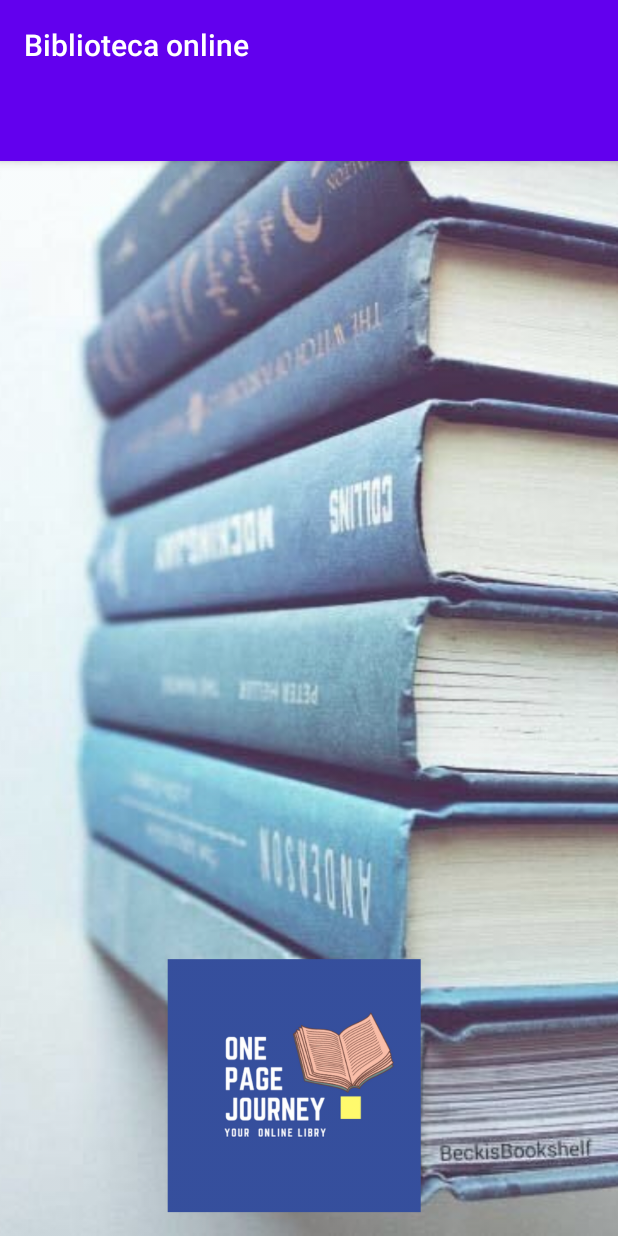
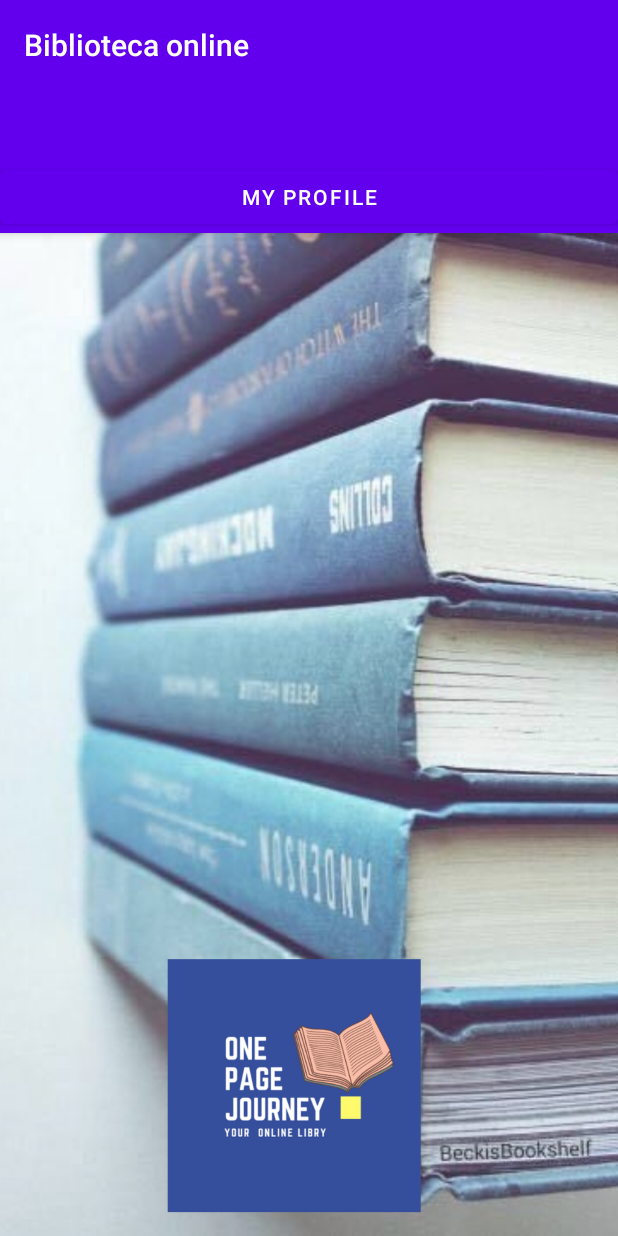
Before and after one commit to SabinaChiriac/Proiect-Android-2021, an Android app: the layout activity_main_menu.xml on its own in the app's theme, with its tools: preview values and no code run, on a phone screen of 412 x 824 dp. Run offline under Robolectric (Android 15) with nearby library versions, the phone set to English and light mode, and no system bars.

Commit message:
worked on layout and fixed some errors

```diff
--- a/app/src/main/java/com/example/bibliotecaonline/activities/ui/main/PlaceholderFragment.kt
+++ b/app/src/main/java/com/example/bibliotecaonline/activities/ui/main/PlaceholderFragment.kt
@@ -8,8 +8,8 @@ import android.widget.TextView
 import androidx.fragment.app.Fragment
 import androidx.lifecycle.Observer
 import androidx.lifecycle.ViewModelProvider
-import com.example.bibliotecaonline.activities.R
-import com.example.bibliotecaonline.activities.databinding.FragmentMainMenuBinding
+import com.example.bibliotecaonline.R
+import com.example.bibliotecaonline.databinding.FragmentMainMenuBinding
 
 /**
  * A placeholder fragment containing a simple view.
--- a/app/src/main/java/com/example/bibliotecaonline/activities/ui/main/SectionsPagerAdapter.kt
+++ b/app/src/main/java/com/example/bibliotecaonline/activities/ui/main/SectionsPagerAdapter.kt
@@ -4,7 +4,7 @@ import android.content.Context
 import androidx.fragment.app.Fragment
 import androidx.fragment.app.FragmentManager
 import androidx.fragment.app.FragmentPagerAdapter
-import com.example.bibliotecaonline.activities.R
+import com.example.bibliotecaonline.R
 
 private val TAB_TITLES = arrayOf(
     R.string.tab_text_1,
--- a/app/src/main/res/layout/activity_main_menu.xml
+++ b/app/src/main/res/layout/activity_main_menu.xml
@@ -38,6 +38,12 @@
             android:layout_width="match_parent"
             android:layout_height="wrap_content"
             android:background="?attr/colorPrimary" />
+
+        <Button
+            android:id="@+id/profile_button"
+            android:layout_width="match_parent"
+            android:layout_height="wrap_content"
+            android:text="@string/my_profile" />
     </com.google.android.material.appbar.AppBarLayout>
 
     <androidx.viewpager.widget.ViewPager
--- a/app/src/main/res/values/strings.xml
+++ b/app/src/main/res/values/strings.xml
@@ -17,5 +17,6 @@
     <string name="tab_text_2">Tab 2</string>
     <!-- TODO: Remove or change this placeholder text -->
     <string name="hello_blank_fragment">Hello blank fragment</string>
+    <string name="my_profile">My Profile</string>
 
 </resources>
```
Also changed, not shown: app/src/main/java/com/example/bibliotecaonline/activities/MainMenu.kt (+9 -6 lines).
